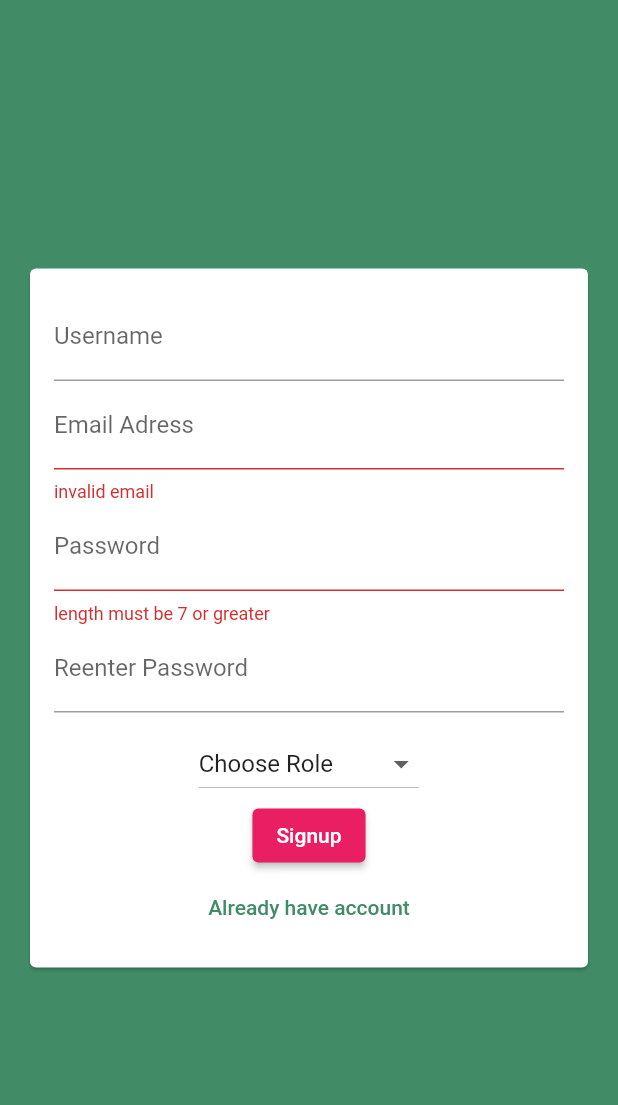
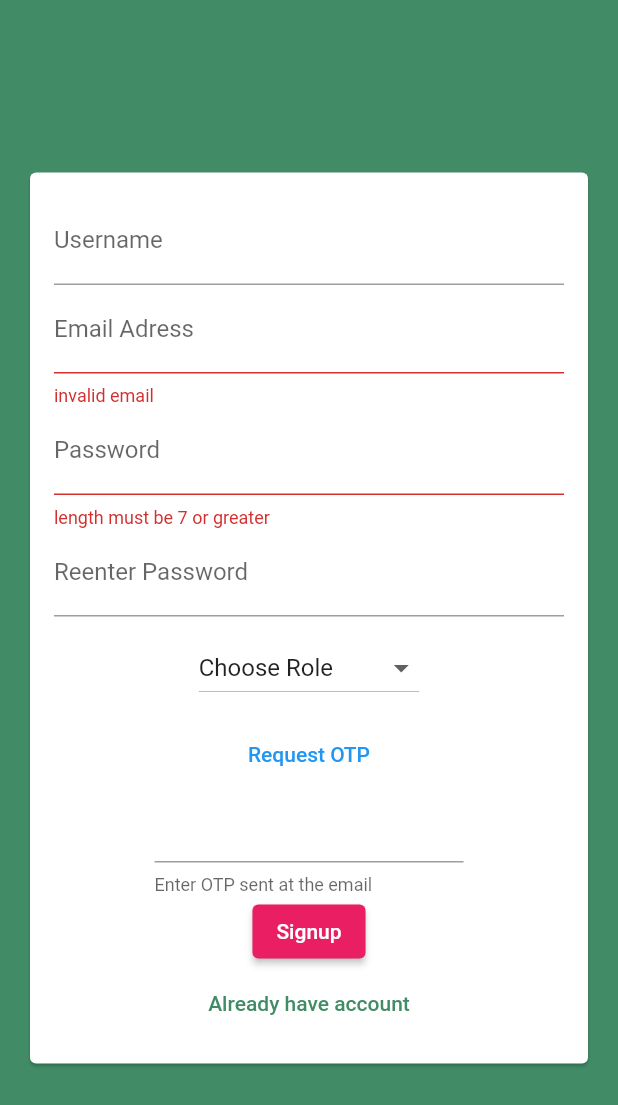
Before and after one commit to gaurav1903/PlacementCell, a Flutter app: the screen it shows after launch, after a tap on "Login", after a tap on "Create New Account", on a phone screen of 412 x 824 dp. Shown: the top 1105 px of the screen. Run offline on Flutter 3.47's test engine with Material 2 defaults, Android fonts, the phone set to English and light mode, and no system bars; our stand-ins replace cloud_firestore, file_picker, firebase_auth, firebase_core, firebase_storage, image_picker and 1 more; missing offline and left inert: email_auth; accounts and stored records are empty.

Commit message:
added email verification and sorted messages in order on allorder screen

```diff
--- a/lib/bugs.txt
+++ b/lib/bugs.txt
@@ -2,3 +2,4 @@ Current bugs
 1) check chatting properly
 2) on profile page while setting data it just keeps on loading
 3)on profile page data must be made temporary
+4)check otp part on auth screen correctly
--- a/lib/widgets/AuthForm.dart
+++ b/lib/widgets/AuthForm.dart
@@ -2,6 +2,7 @@ import 'package:cloud_firestore/cloud_firestore.dart';
 import 'package:flutter/material.dart';
 import 'dart:developer';
 import 'package:placement_cell/userdata.dart';
+import 'package:email_auth/email_auth.dart';
 
 class AuthForm extends StatefulWidget {
   var isloading;
@@ -18,8 +19,19 @@ class _AuthFormState extends State<AuthForm> {
   String _useremail = '';
   String _username = '';
   String _userpassword = '';
+  bool otploading = false;
   var _islogin = true;
   var mode = null;
+  var emailAuth;
+  @override
+  void initState() {
+    emailAuth = new EmailAuth(
+      sessionName: "PlacementApp",
+    );
+    super.initState();
+  }
+
+  TextEditingController _otp = TextEditingController();
   void _submit() {
     var status = _formkey.currentState;
     // log("status " + status.toString());
@@ -29,6 +41,7 @@ class _AuthFormState extends State<AuthForm> {
 
     if (isvalid == true) {
       _formkey.currentState?.save();
+
       log(_useremail + " " + _userpassword);
       if (mode == null) mode = Mode.Student;
       widget.saveauthform(_useremail, _username, _userpassword, _islogin, mode);
@@ -72,7 +85,7 @@ class _AuthFormState extends State<AuthForm> {
                               !value.contains('@')) return "invalid email";
                           return null;
                         },
-                        onSaved: (val) {
+                        onChanged: (val) {
                           if (val != null) _useremail = val;
                         },
                         keyboardType: TextInputType.emailAddress,
@@ -152,6 +165,45 @@ class _AuthFormState extends State<AuthForm> {
                                 },
                               )
                             ]),
+                      //TODO::aDD HERE EMAIL VERIFICATION
+                      SizedBox(height: 10),
+                      if (_islogin == false)
+                        Column(children: [
+                          if (otploading == false)
+                            TextButton(
+                                onPressed: () async {
+                                  if (_useremail.isNotEmpty) {
+                                    setState(() {
+                                      otploading = true;
+                                    });
+                                    bool result = await emailAuth.sendOtp(
+                                        recipientMail: _useremail,
+                                        otpLength: 6);
+                                    if (result == true)
+                                      setState(() {
+                                        otploading = false;
+                                      });
+                                  }
+                                },
+                                child: Text("Request OTP")),
+                          if (otploading == true)
+                            Center(child: CircularProgressIndicator()),
+                          Container(
+                            width: MediaQuery.of(context).size.width / 2,
+                            child: TextFormField(
+                              validator: (val) {
+                                if ((emailAuth as EmailAuth).validateOtp(
+                                        recipientMail: _useremail,
+                                        userOtp: _otp.value.text) ==
+                                    false) return "wrong OTP";
+                              },
+                              controller: _otp,
+                              keyboardType: TextInputType.number,
+                              decoration: InputDecoration(
+                                  helperText: "Enter OTP sent at the email"),
+                            ),
+                          ),
+                        ]),
                       if (widget.isloading == true)
                         Center(child: CircularProgressIndicator())
                       else
--- a/lib/widgets/full_userdata.dart
+++ b/lib/widgets/full_userdata.dart
@@ -2,7 +2,7 @@ import 'package:flutter/material.dart';
 import 'package:cloud_firestore/cloud_firestore.dart';
 import 'package:provider/provider.dart';
 
-List l = []; //all users
+List l = []; //all users//should be actually a map uid to data ,do that
 List partial = [];
 void setl(List data) {
   l = data;
--- a/pubspec.yaml
+++ b/pubspec.yaml
@@ -39,6 +39,9 @@ dependencies:
   emoji_picker_flutter: ^1.0.8
   sqflite: ^2.0.1
   path: ^1.8.0
+  email_auth: ^1.0.0
+
+
   # The following adds the Cupertino Icons font to your application.
   # Use with the CupertinoIcons class for iOS style icons.
   cupertino_icons: ^1.0.2
```
Also changed, not shown: lib/screens/AllMessages.dart (+25 -3 lines), pubspec.lock.
